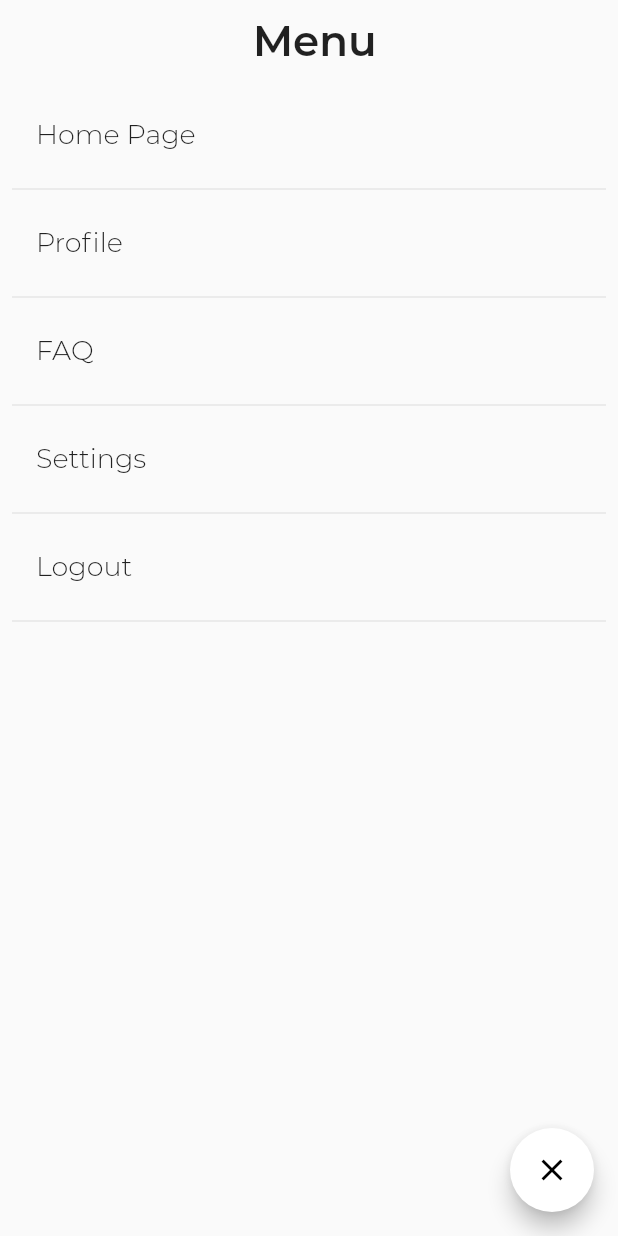
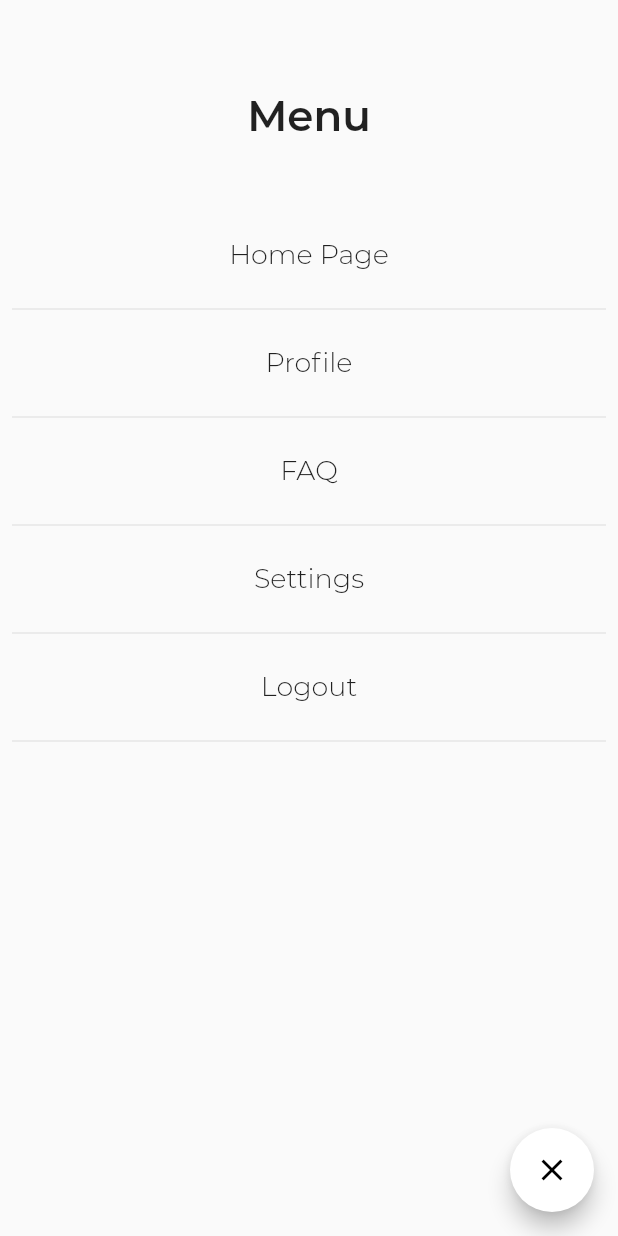
Before and after one commit to maxprimak/m2, a Flutter app: the MenuPage screen opened by its route, on a phone screen of 412 x 824 dp. Run offline on Flutter 3.47's test engine with Material 2 defaults, Android fonts, the phone set to English and light mode, and no system bars; our stand-ins replace fluttertoast; project files that could hold a hidden picture were left out.

Commit message:
feat(menu): centre all items

```diff
--- a/lib/Pages/menu.dart
+++ b/lib/Pages/menu.dart
@@ -7,7 +7,6 @@ class MenuPage extends StatefulWidget {
 }
 
 class _MenuPageState extends State<MenuPage> {
-
   // Style
   final _listFont = TextStyle(fontSize: 18.0, fontFamily: 'Montserrat');
   final _titleFont = TextStyle(
@@ -29,12 +28,15 @@ class _MenuPageState extends State<MenuPage> {
         child: Column(
           crossAxisAlignment: CrossAxisAlignment.center,
           children: <Widget>[
+            SizedBox(
+              height: 40,
+            ),
             Padding(
-              padding: const EdgeInsets.all(10.0),
-              child: Text(
-                " Menu",
-                style: _titleFont,
-              ),
+              padding: const EdgeInsets.all(20.0),
+              child: Text("Menu", style: _titleFont),
+            ),
+            SizedBox(
+              height: 20,
             ),
             Expanded(
               child: _buildMenuList(),
@@ -65,9 +67,8 @@ class _MenuPageState extends State<MenuPage> {
 
   Widget _buildRow(String pageName, String pageLink) {
     return ListTile(
-        title: Text(
-          pageName,
-          style: _listFont,
+        title: new Center(
+            child: Text(pageName, style: _listFont)
         ),
         onTap: () {
           Navigator.pushNamed(context, pageLink);
```
